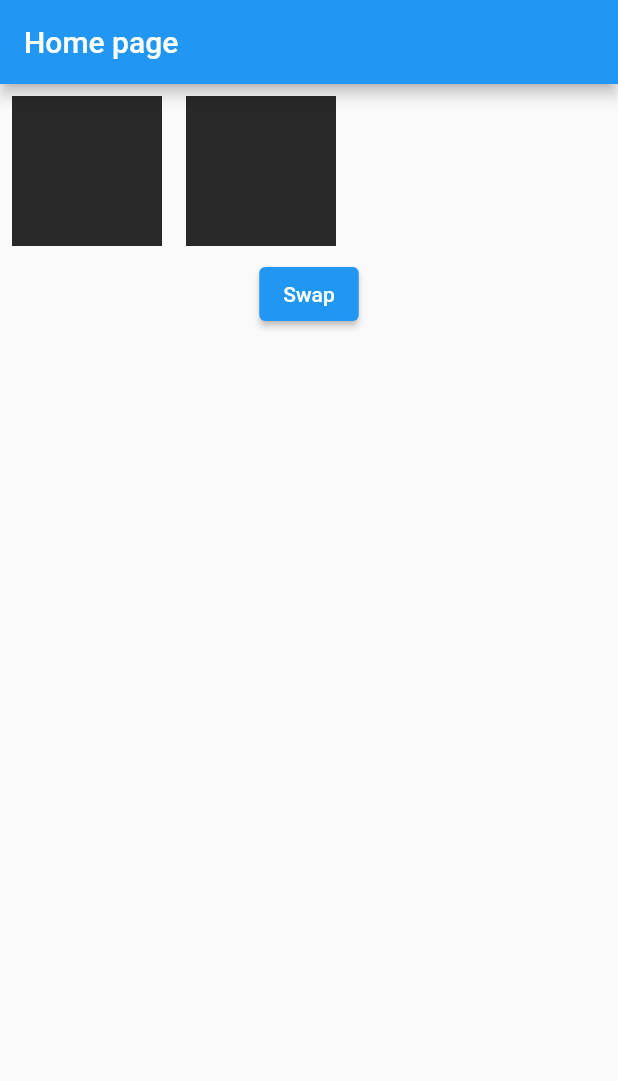
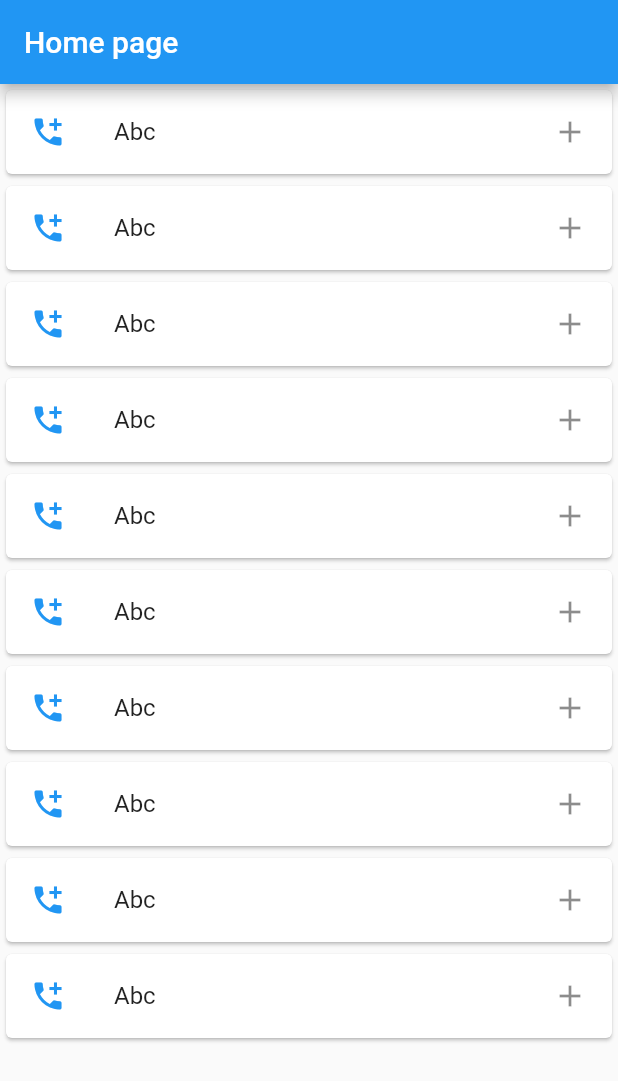
Before and after one commit to phamtanphat/flutter_hello_word_25042023, a Flutter app: the screen it shows after launch, on a phone screen of 412 x 824 dp. Shown: the top 1081 px of the screen. Run offline on Flutter 3.47's test engine with Material 2 defaults, Android fonts, the phone set to English and light mode, and no system bars.

Commit message:
list title

```diff
--- a/lib/home_page.dart
+++ b/lib/home_page.dart
@@ -1,5 +1,6 @@
 import 'package:flutter/material.dart';
 import 'package:flutter_hello_word_25042023/life_cycle_statefull_widget.dart';
+import 'package:flutter_hello_word_25042023/list_view_widget.dart';
 import 'package:flutter_hello_word_25042023/stack_widget.dart';
 
 import 'demo_key_widget.dart';
@@ -21,7 +22,7 @@ class _HomePageState extends State<HomePage> {
       body: SafeArea(
         child: Container(
           constraints: BoxConstraints.expand(),
-          child: DemoKeyWidget(),
+          child: ListViewWidget(),
         ),
       ),
     );
--- /dev/null
+++ b/lib/list_view_widget.dart
@@ -0,0 +1,31 @@
+import 'package:flutter/material.dart';
+
+class ListViewWidget extends StatefulWidget {
+  const ListViewWidget({Key? key}) : super(key: key);
+
+  @override
+  State<ListViewWidget> createState() => _ListViewWidgetState();
+}
+
+class _ListViewWidgetState extends State<ListViewWidget> {
+  @override
+  Widget build(BuildContext context) {
+    return ListView.builder(
+      itemCount: 10,
+      itemBuilder: (context, index) {
+          return Card(
+            child: ListTile(
+              title: Text("Abc"),
+              leading: Icon(Icons.add_call, color: Colors.blue),
+              trailing: InkWell(
+                  onTap: () {
+                    ScaffoldMessenger.of(context).showSnackBar(SnackBar(content: Text( "Click vào trailing")));
+                  },
+                  child: Icon(Icons.add)
+              ),
+            ),
+          );
+      },
+    );
+  }
+}
```
